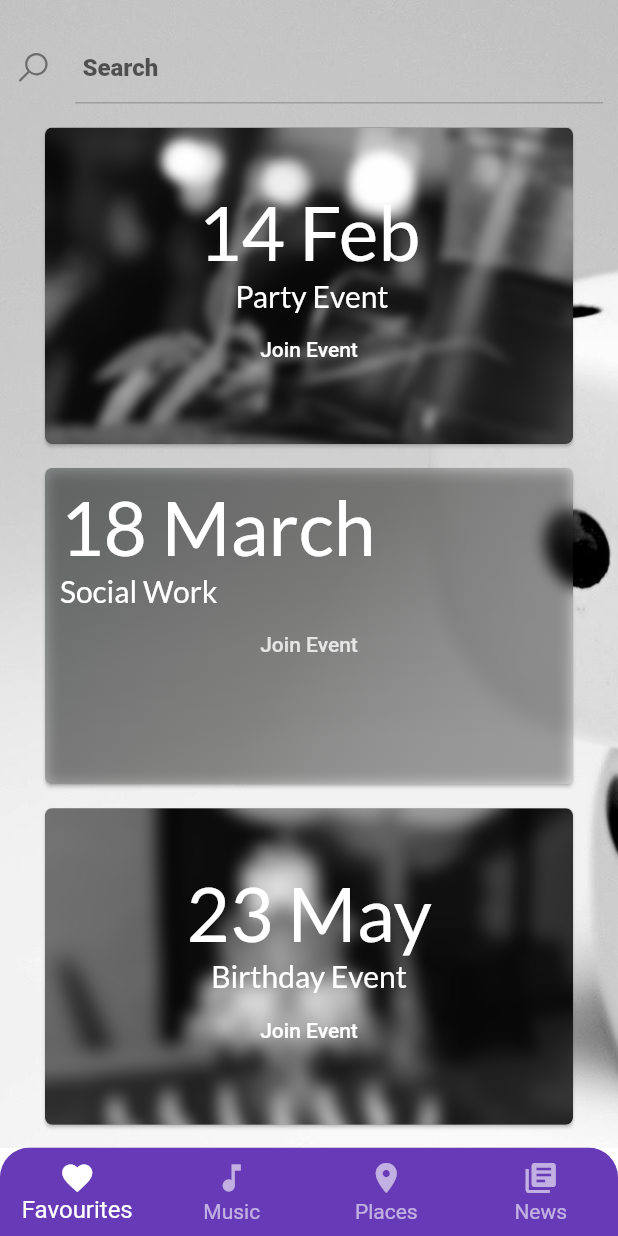
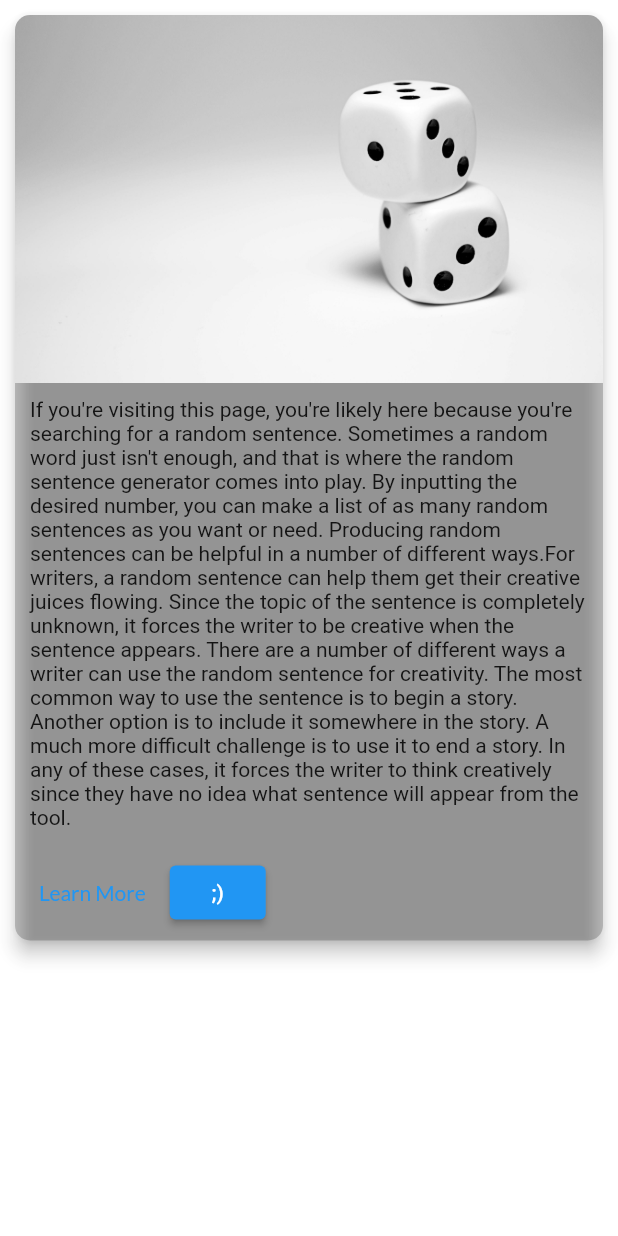
Before and after one commit to ShauryaPanwar/event-details, a Flutter app: the detail screen opened by its route, after a tap on "14 Feb", on a phone screen of 412 x 824 dp. Run offline on Flutter 3.47's test engine with Material 2 defaults, Android fonts, the phone set to English and light mode, and no system bars; our stand-ins replace another_flushbar, blur, google_fonts, image_picker, line_awesome_flutter, permission_handler and 1 more; missing offline and left inert: flutter_barcode_scanner, flutter_material_pickers; accounts and stored records are empty.

Commit message:
All Done ;)

```diff
--- /dev/null
+++ b/lib/Event-info.dart
@@ -0,0 +1,65 @@
+import 'package:flutter/material.dart';
+import 'package:google_fonts/google_fonts.dart';
+
+class EventInfo extends StatelessWidget {
+  const EventInfo({Key? key}) : super(key: key);
+
+  @override
+  Widget build(BuildContext context) {
+    return SafeArea(
+        child: Scaffold(
+          backgroundColor: Colors.white.withOpacity(0.8),
+          body: SingleChildScrollView(
+            child: Card(
+              color: Colors.black.withOpacity(0.2),
+              semanticContainer: true,
+              clipBehavior: Clip.antiAliasWithSaveLayer,
+              child: Container(
+                child: Column(
+                  crossAxisAlignment: CrossAxisAlignment.start,
+                  children: [
+                    InkWell(
+                      onTap: (){},
+                      child: Image.asset(
+                        'assets/dices.jpeg',
+                        fit: BoxFit.fill,
+                      ),
+                    ),
+                    Padding(
+                      padding: const EdgeInsets.all(10.0),
+                      child: Text("If you're visiting this page, you're likely here because you're searching for a random sentence. Sometimes a random word just isn't enough, and that is where the random sentence generator comes into play. By inputting the desired number, you can make a list of as many random sentences as you want or need. Producing random sentences can be helpful in a number of different ways.For writers, a random sentence can help them get their creative juices flowing. Since the topic of the sentence is completely unknown, it forces the writer to be creative when the sentence appears. There are a number of different ways a writer can use the random sentence for creativity. The most common way to use the sentence is to begin a story. Another option is to include it somewhere in the story. A much more difficult challenge is to use it to end a story. In any of these cases, it forces the writer to think creatively since they have no idea what sentence will appear from the tool."),
+                    ),
+                    ButtonBar(
+                      alignment: MainAxisAlignment.start,
+                      children: [
+                        TextButton(onPressed: (){}, child: Text("Learn More",style: GoogleFonts.lato(color: Colors.blue),),
+                        ),
+                        ElevatedButton(
+                          style: ElevatedButton.styleFrom(
+                            primary: Colors.blue
+                          ),
+                          child: Text(";)"),
+                          onPressed: (){
+                            Navigator.pushNamed(context, '/detail');
+
+                          },
+                        ),
+
+                      ],
+
+
+                    ),
+                  ],
+
+                ),
+              ),
+              shape: RoundedRectangleBorder(
+                borderRadius: BorderRadius.circular(10.0),
+              ),
+              elevation: 5,
+              margin: EdgeInsets.all(10),
+            ),
+          ),
+        ));
+  }
+}
--- a/lib/detail.dart
+++ b/lib/detail.dart
@@ -1,5 +1,4 @@
 import 'dart:ui';
-
 import 'package:event_details/utils/spaces.dart';
 import 'package:event_details/widgets/cardwithoutimage.dart';
 import 'package:event_details/widgets/event_card.dart';
@@ -22,6 +21,14 @@ class _detailState extends State<detail> {
     return SafeArea(
       bottom: false,
       child: Scaffold(
+        floatingActionButton:FloatingActionButton( //Floating action button on Scaffold
+          onPressed: (){
+            //code to execute on button press
+          },
+          child: Icon(Icons.add), //icon inside button
+        ),
+
+        floatingActionButtonLocation: FloatingActionButtonLocation.centerDocked,
         backgroundColor: Colors.white,
         body: SingleChildScrollView(
           child: Container(
@@ -53,23 +60,31 @@ class _detailState extends State<detail> {
                   CardEvent(Date: "23 May", event_name: "Birthday Event", image: AssetImage('assets/PartyBlur.png')),
                   verticalspacing(11),
                   Cardnoimg(),
+                  verticalspacing(11),
+                  CardEvent(Date: "03 Jan", event_name: "Working Hours", image: AssetImage('assets/cupblur.png'))
                 ]
             ),
           ),
         ),
-        bottomNavigationBar: Container(
+        bottomNavigationBar: BottomAppBar( //bottom navigation bar on scaffold
+          color:Colors.deepPurple,
+          shape: CircularNotchedRectangle(), //shape of notch
+          notchMargin: 3, //notche margin between floating button and bottom appbar
+          child: Container(
             decoration: BoxDecoration(
                 borderRadius: BorderRadius.only(
                   topLeft: Radius.circular(30),
                   topRight: Radius.circular(30),
                 )),
             child: ClipRRect(
+              clipBehavior: Clip.antiAlias,
               borderRadius: const BorderRadius.only(
                 topRight: Radius.circular(20),
                 topLeft: Radius.circular(20),
               ),
+
               child: BottomNavigationBar(
-              type: BottomNavigationBarType.fixed,
+                type: BottomNavigationBarType.shifting,
                 elevation: 9,
                 currentIndex: _selectedindex,
                 backgroundColor: Colors.deepPurple,
@@ -88,21 +103,15 @@ class _detailState extends State<detail> {
                     icon: Icon(Icons.favorite),
                   ),
                   BottomNavigationBarItem(
-                  label: 'Music',
-                  icon: Icon(Icons.music_note),
-                ),
-                BottomNavigationBarItem(
-                  label: 'Places',
-                  icon: Icon(Icons.location_on),
-                ),
-                BottomNavigationBarItem(
                     label: 'News',
-                  icon: Icon(Icons.library_books),
+                    icon: Icon(Icons.newspaper),
                   ),
                 ],
+              )
             ),
           ),
         ),
+
       ),
     );
   }
--- a/lib/homepage.dart
+++ b/lib/homepage.dart
@@ -64,7 +64,7 @@ class _HomePageState extends State<HomePage> {
   void validate() {
     if (formkey.currentState!.validate()) {
       print("ok");
-      Navigator.pushReplacementNamed(context, '/detail');
+      Navigator.pushNamed(context, '/detail');
     } else {
       print('error');
     }
@@ -82,7 +82,22 @@ class _HomePageState extends State<HomePage> {
         this.qrCode = qrCode;
       });
 
-      launchUrlString(qrcode);
+      String url = qrcode;
+      var urllaunchable = await canLaunchUrlString(url);
+      Uri myUri = Uri.parse(url);
+
+
+      if(urllaunchable)
+      {
+        await launchUrl(myUri);
+        LaunchMode.externalApplication;//canLaunch is from url_launcher package
+      }
+      else
+      {
+        LaunchMode.externalApplication;//canLaunch is from url_launcher package
+        launchUrl(myUri);
+      }
+
 
       // if(await canLaunchUrlString(qrcode)) {
       //   await launchUrlString(qrcode);
--- a/lib/main.dart
+++ b/lib/main.dart
@@ -1,3 +1,4 @@
+import 'package:event_details/Event-info.dart';
 import 'package:event_details/detail.dart';
 import 'package:event_details/homepage.dart';
 import 'package:event_details/login_page.dart';
@@ -24,12 +25,12 @@ class MyApp extends StatelessWidget {
         appBarTheme: AppBarTheme(
           backgroundColor: Colors.white
         ),
-
       ),
-      home: detail(),
+      home: LoginPage(),
       routes: {
         '/homepage':(context)=> HomePage(),
         '/detail':(context)=> detail(),
+        '/event':(context)=>EventInfo()
 
       },
 
--- a/lib/widgets/cardwithoutimage.dart
+++ b/lib/widgets/cardwithoutimage.dart
@@ -26,7 +26,10 @@ class Cardnoimg extends StatelessWidget {
               borderRadius: BorderRadius.circular(5.0)),
           child: Material(
             child: InkWell(
-              onTap: (){},
+              onTap: (){
+                Navigator.pushNamed(context, '/event');
+
+              },
               child: Padding(
                 padding: const EdgeInsets.all(10),
                 child: Column(
--- a/lib/widgets/event_card.dart
+++ b/lib/widgets/event_card.dart
@@ -39,7 +39,10 @@ class CardEvent extends StatelessWidget {
           ),
           child: Material(
             child: InkWell(
-              onTap: (){},
+              onTap: (){
+                Navigator.pushNamed(context, '/event');
+
+              },
               child: Padding(
                 padding: const EdgeInsets.only(top: 40),
                 child: Column(
--- a/pubspec.yaml
+++ b/pubspec.yaml
@@ -30,6 +30,7 @@ environment:
 # versions available, run `flutter pub outdated`.
 dependencies:
   blur: ^3.0.0
+  lottie: ^2.2.0
   google_fonts: ^4.0.1
   provider: ^6.0.5
   another_flushbar: ^1.12.29
@@ -75,6 +76,7 @@ flutter:
   # To add assets to your application, add an assets section, like this:
   assets:
     - assets/
+
   #   - images/a_dot_burr.jpeg
   #   - images/a_dot_ham.jpeg
 
```
Also changed, not shown: assets/2599646.jpg (deleted), assets/Party.png (deleted), assets/Shaurya.jpeg (deleted), assets/Shaurya.png (deleted), assets/addimage.jpg (deleted), assets/cupblur.png (added), assets/drinks.png (deleted), assets/w.svg (deleted), pubspec.lock. Lines whose indentation alone changed are shown as unchanged.
